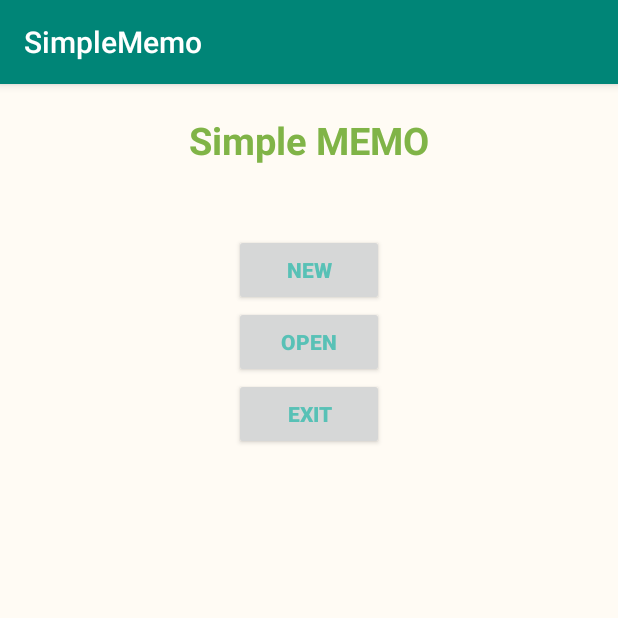
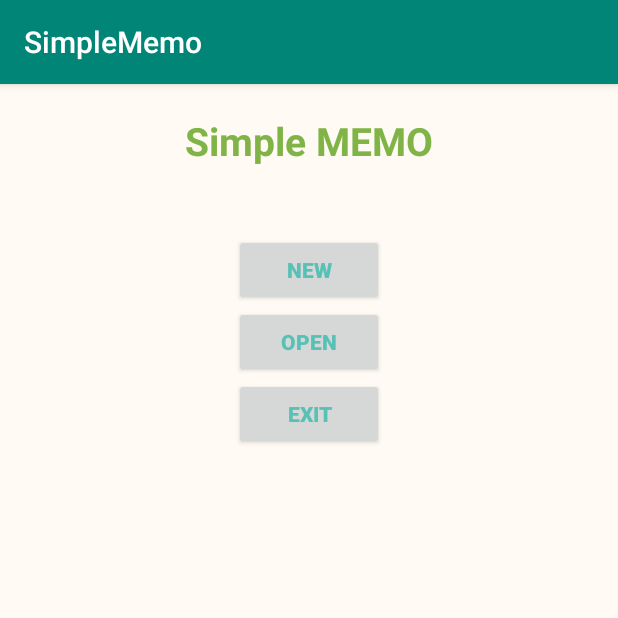
Before and after one commit to jgw1413/Team-D, an Android app: the screen it shows after launch (MainActivity), on a phone screen of 412 x 824 dp, the top half of it. Run offline under Robolectric (Android 15) with nearby library versions, the phone set to English and light mode, and no system bars.

Commit message:
테스트

```diff
--- a/app/src/main/res/layout/activity_main.xml
+++ b/app/src/main/res/layout/activity_main.xml
@@ -13,7 +13,7 @@
         android:layout_gravity="center"
         android:textColorHighlight="#00ff00"
         android:textColor="#80b447"
-        android:textSize="25dip"
+        android:textSize="26dp"
         android:text="@string/str_title"
         android:layout_marginTop="20dip"
         android:textStyle="bold"/>
```
